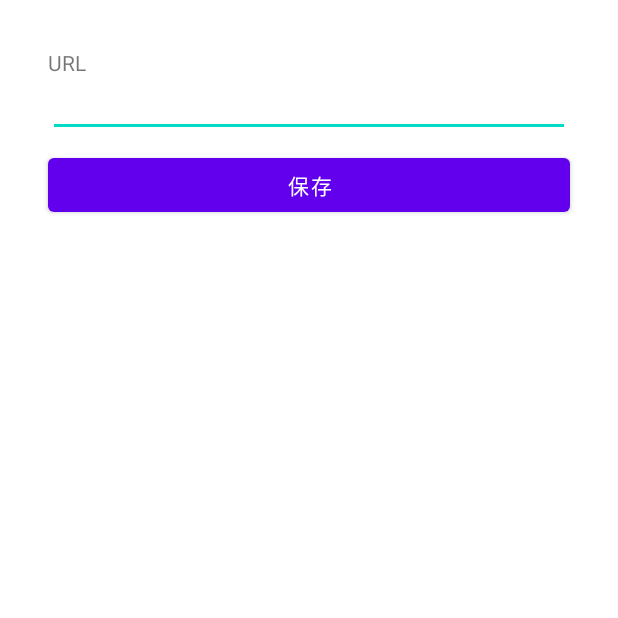
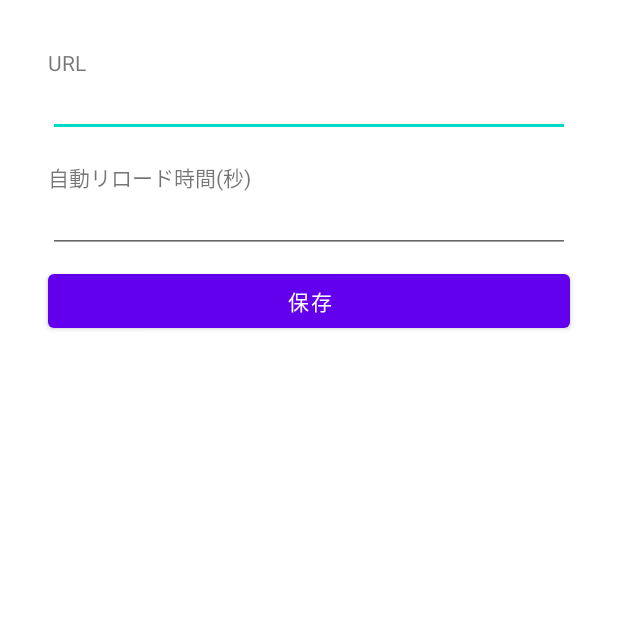
Before and after one commit to masajene/ffmpeg-android, an Android app: the SettingActivity screen opened directly, with no data from a screen before it, on a phone screen of 412 x 824 dp, the top half of it. Run offline under Robolectric (Android 15) with nearby library versions, the phone set to English and light mode, and no system bars.

Commit message:
fix layout

```diff
--- a/app/src/main/res/layout/activity_main.xml
+++ b/app/src/main/res/layout/activity_main.xml
@@ -3,15 +3,20 @@
     xmlns:app="http://schemas.android.com/apk/res-auto"
     android:layout_width="match_parent"
     android:layout_height="match_parent">
-
-    <WebView
-        android:id="@+id/webview"
+    <androidx.swiperefreshlayout.widget.SwipeRefreshLayout
+        android:id="@+id/swiper"
         android:layout_width="match_parent"
         android:layout_height="match_parent"
         app:layout_constraintBottom_toBottomOf="parent"
         app:layout_constraintEnd_toEndOf="parent"
         app:layout_constraintStart_toStartOf="parent"
-        app:layout_constraintTop_toTopOf="parent" />
+        app:layout_constraintTop_toTopOf="parent">
+    <jp.cherpa_reserve.app.webview.CustomWebView
+        android:id="@+id/webview"
+        android:layout_width="match_parent"
+        android:layout_height="match_parent"
+         />
+    </androidx.swiperefreshlayout.widget.SwipeRefreshLayout>
 
     <View
         android:id="@+id/view2"
--- a/app/src/main/res/layout/activity_setting.xml
+++ b/app/src/main/res/layout/activity_setting.xml
@@ -17,6 +17,20 @@
         app:layout_constraintStart_toStartOf="parent"
         app:layout_constraintTop_toBottomOf="@+id/textView2" />
 
+    <EditText
+        android:id="@+id/timeoutEditText"
+        android:layout_width="0dp"
+        android:layout_height="40dp"
+        android:layout_marginStart="32dp"
+        android:layout_marginEnd="32dp"
+        android:text=""
+        android:inputType="number"
+        android:digits="0123456789"
+        android:maxLength="5"
+        app:layout_constraintEnd_toEndOf="parent"
+        app:layout_constraintStart_toStartOf="parent"
+        app:layout_constraintTop_toBottomOf="@+id/timeoutLabelTextView" />
+
     <Button
         android:id="@+id/button"
         android:layout_width="0dp"
@@ -27,7 +41,7 @@
         android:text="保存"
         app:layout_constraintEnd_toEndOf="parent"
         app:layout_constraintStart_toStartOf="parent"
-        app:layout_constraintTop_toBottomOf="@+id/textView" />
+        app:layout_constraintTop_toBottomOf="@+id/timeoutEditText" />
 
     <TextView
         android:id="@+id/textView2"
@@ -38,4 +52,13 @@
         app:layout_constraintStart_toStartOf="@+id/textView"
         app:layout_constraintTop_toTopOf="parent" />
 
+    <TextView
+        android:id="@+id/timeoutLabelTextView"
+        android:layout_width="wrap_content"
+        android:layout_height="wrap_content"
+        android:layout_marginTop="16dp"
+        android:text="自動リロード時間(秒)"
+        app:layout_constraintStart_toStartOf="@+id/textView"
+        app:layout_constraintTop_toBottomOf="@id/textView" />
+
 </androidx.constraintlayout.widget.ConstraintLayout>
```
